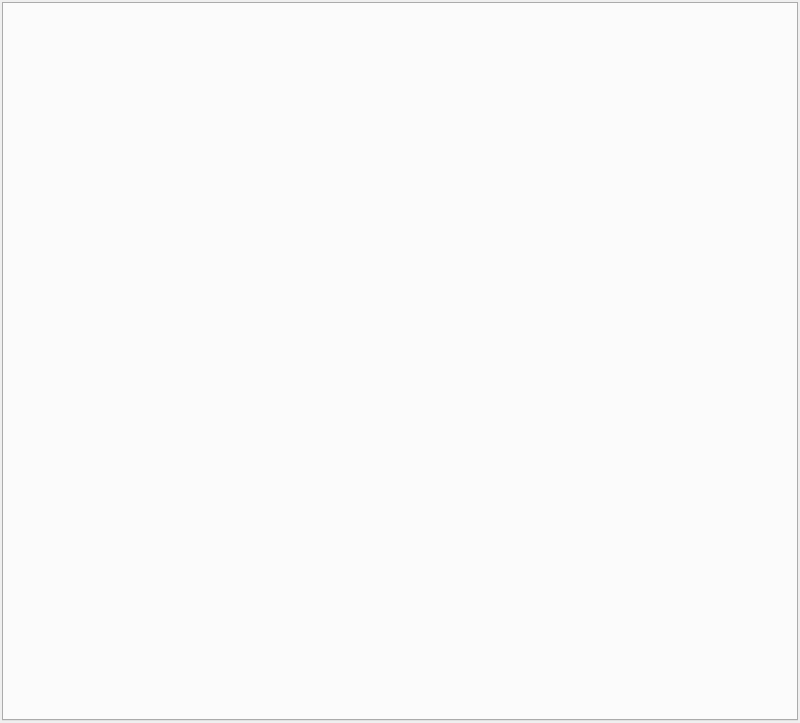
danielhrisca/asammdf, file asammdf/gui/ui/main_window.ui: the form before one commit.
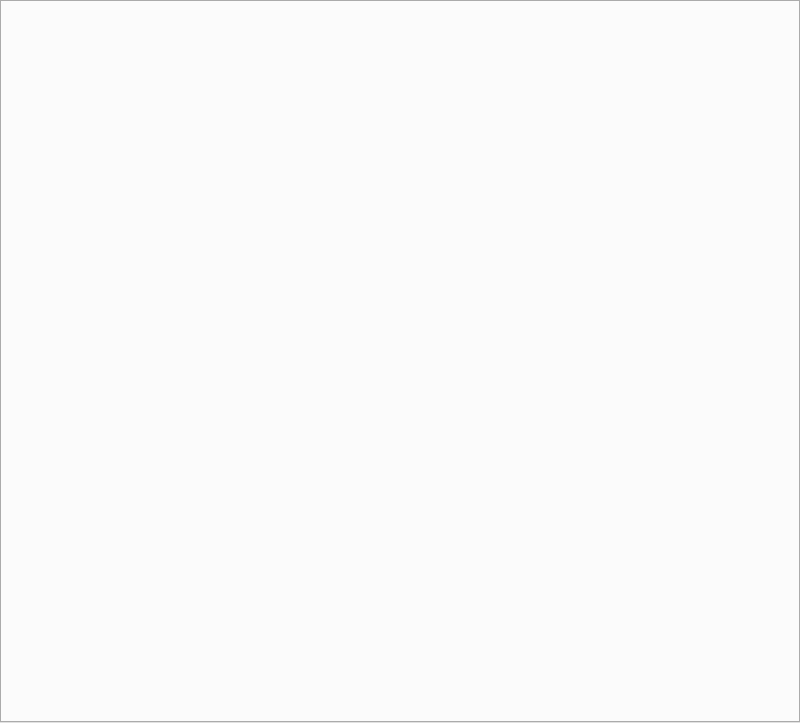
The form after the commit. Icons and pictures are not drawn.

```diff
--- a/asammdf/gui/ui/main_window.ui
+++ b/asammdf/gui/ui/main_window.ui
@@ -23,10 +23,13 @@
      <number>2</number>
     </property>
     <property name="margin">
-     <number>2</number>
+     <number>0</number>
     </property>
     <item>
      <widget class="QStackedWidget" name="stackedWidget">
+      <property name="frameShape">
+       <enum>QFrame::NoFrame</enum>
+      </property>
       <widget class="QWidget" name="stackedWidgetPage1" native="true">
        <layout class="QVBoxLayout" name="verticalLayout_2">
         <property name="spacing">
@@ -37,6 +40,12 @@
         </property>
         <item>
          <widget class="QTabWidget" name="files">
+          <property name="font">
+           <font>
+            <pointsize>9</pointsize>
+            <italic>true</italic>
+           </font>
+          </property>
           <property name="currentIndex">
            <number>-1</number>
           </property>
```
